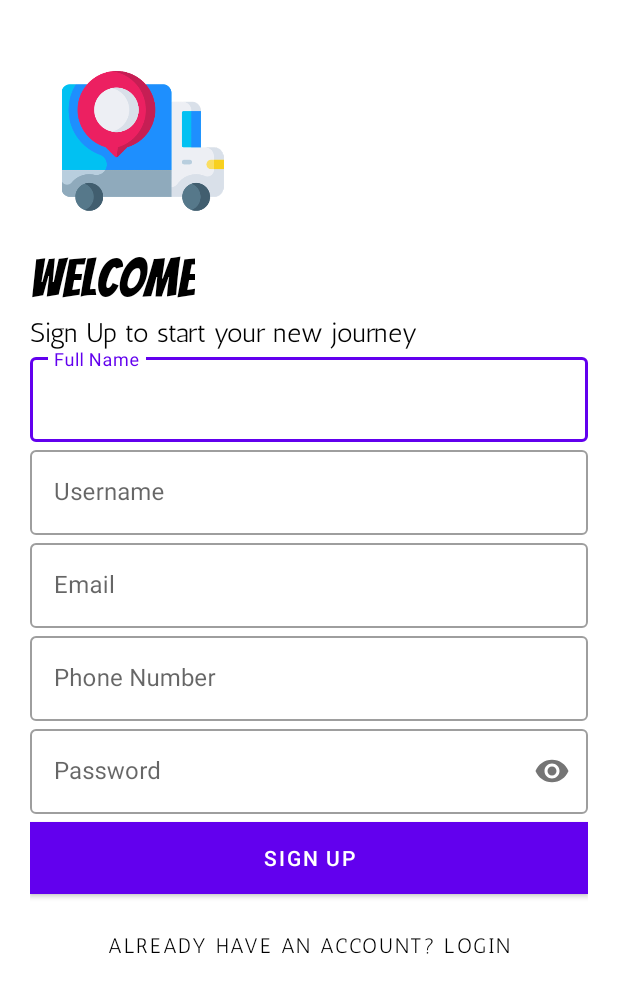
After one commit to eren8204/Track-Now-App, an Android app: the SignupActivity screen opened directly, with no data from a screen before it, on a phone screen of 412 x 824 dp. The commit adds this screen. Shown: the top 993 px of the screen. Run offline under Robolectric (Android 15) with nearby library versions, the phone set to English and light mode, and no system bars.

Commit message:
signup screen design complete

```diff
--- a/app/src/main/AndroidManifest.xml
+++ b/app/src/main/AndroidManifest.xml
@@ -14,7 +14,8 @@
         android:roundIcon="@mipmap/ic_launcher_round"
         android:supportsRtl="true"
         android:theme="@style/Theme.TrackNowDemo">
-        <activity android:name=".LoginActivity"></activity>
+        <activity android:name=".SignupActivity"></activity>
+        <activity android:name=".LoginActivity" />
         <activity android:name=".SplashScreen">
             <intent-filter>
                 <action android:name="android.intent.action.MAIN" />
--- /dev/null
+++ b/app/src/main/java/com/example/tracknowdemo/SignupActivity.java
@@ -0,0 +1,67 @@
+package com.example.tracknowdemo;
+
+import androidx.appcompat.app.AppCompatActivity;
+
+import android.app.ActivityOptions;
+import android.content.Intent;
+import android.os.Bundle;
+import android.util.Pair;
+import android.view.KeyEvent;
+import android.view.View;
+import android.widget.Button;
+import android.widget.ImageView;
+import android.widget.TextView;
+
+import com.google.android.material.textfield.TextInputLayout;
+
+public class SignupActivity extends AppCompatActivity {
+
+    @Override
+    protected void onCreate(Bundle savedInstanceState) {
+        super.onCreate(savedInstanceState);
+        getSupportActionBar().hide();
+        setContentView(R.layout.activity_signup);
+        Button loginButton = findViewById(R.id.loginButton);
+        loginButton.setOnClickListener(new View.OnClickListener() {
+            @Override
+            public void onClick(View v) {
+                signupToLoginScreenTransition();
+            }
+        });
+
+    }
+
+    void signupToLoginScreenTransition() {
+        ImageView image;
+        TextView welcomeText, logo_desc;
+        TextInputLayout username, pass;
+        Button signupButton, loginButton;
+
+        username = findViewById(R.id.username);
+        pass = findViewById(R.id.password);
+        image = findViewById(R.id.logoImage);
+        welcomeText = findViewById(R.id.welcomeText);
+        logo_desc = findViewById(R.id.logo_desc);
+        signupButton = findViewById(R.id.signupButton);
+        loginButton = findViewById(R.id.loginButton);
+
+        Intent intent = new Intent(SignupActivity.this, LoginActivity.class);
+        Pair[] pairs = new Pair[7];
+        pairs[0] = new Pair<View, String>(image, "logo_image");
+        pairs[1] = new Pair<View, String>(welcomeText, "welcomeText");
+        pairs[2] = new Pair<View, String>(logo_desc, "logo_desc");
+        pairs[3] = new Pair<View, String>(username, "username_tran");
+        pairs[4] = new Pair<View, String>(pass, "password_tran");
+        pairs[5] = new Pair<View, String>(loginButton, "button_tran");
+        pairs[6] = new Pair<View, String>(signupButton, "login_signup_tran");
+        ActivityOptions options = ActivityOptions.makeSceneTransitionAnimation(SignupActivity.this, pairs);
+        startActivity(intent, options.toBundle());
+        finish();
+    }
+    @Override
+    public void onBackPressed() {
+        finish();
+    }
+
+
+}
--- /dev/null
+++ b/app/src/main/res/layout/activity_signup.xml
@@ -0,0 +1,156 @@
+<?xml version="1.0" encoding="utf-8"?>
+<LinearLayout xmlns:android="http://schemas.android.com/apk/res/android"
+    xmlns:app="http://schemas.android.com/apk/res-auto"
+    xmlns:tools="http://schemas.android.com/tools"
+    android:layout_width="match_parent"
+    android:layout_height="match_parent"
+    tools:context=".LoginActivity"
+    android:orientation="vertical"
+    android:background="#fff"
+    android:padding="20dp">
+
+
+    <ScrollView
+        android:layout_width="match_parent"
+        android:layout_height="wrap_content">
+
+    <LinearLayout
+        android:layout_width="match_parent"
+        android:layout_height="wrap_content"
+        android:layout_marginTop="20dp"
+        android:layout_marginBottom="20dp"
+        android:orientation="vertical">
+        <ImageView
+            android:id="@+id/logoImage"
+            android:layout_width="150dp"
+            android:layout_height="108dp"
+            android:layout_gravity="left"
+            android:src="@drawable/delivery_truck"
+            android:transitionName="logo_image"
+            />
+        <TextView
+            android:id="@+id/welcomeText"
+            android:layout_width="wrap_content"
+            android:layout_height="wrap_content"
+            android:text="Welcome"
+            android:transitionName="welcomeTextTran"
+            android:textSize="35sp"
+            android:textColor="@color/black"
+            android:fontFamily="@font/bangers"/>
+
+        <TextView
+            android:id="@+id/logo_desc"
+            android:layout_width="wrap_content"
+            android:layout_height="wrap_content"
+            android:fontFamily="@font/antic"
+            android:text="Sign Up to start your new journey"
+            android:textColor="#000000"
+            android:transitionName="logo_desc"
+            android:textSize="18sp" />
+        <com.google.android.material.textfield.TextInputLayout
+            android:id="@+id/fullname"
+            android:layout_width="match_parent"
+            android:layout_height="wrap_content"
+            android:hint="Full Name"
+            style="@style/Widget.MaterialComponents.TextInputLayout.OutlinedBox">
+
+            <com.google.android.material.textfield.TextInputEditText
+                android:layout_width="match_parent"
+                android:layout_height="wrap_content"
+                android:inputType="text"
+                android:textColor="#020202"
+                android:textColorHint="#AEABAB" />
+        </com.google.android.material.textfield.TextInputLayout>
+
+        <com.google.android.material.textfield.TextInputLayout
+            android:id="@+id/username"
+            android:layout_width="match_parent"
+            android:layout_height="wrap_content"
+            android:hint="Username"
+            android:transitionName="username_tran"
+            style="@style/Widget.MaterialComponents.TextInputLayout.OutlinedBox">
+
+            <com.google.android.material.textfield.TextInputEditText
+                android:layout_width="match_parent"
+                android:layout_height="wrap_content"
+                android:inputType="text"
+                android:textColor="#020202"
+                android:textColorHint="#AEABAB" />
+        </com.google.android.material.textfield.TextInputLayout>
+
+        <com.google.android.material.textfield.TextInputLayout
+            android:id="@+id/email"
+            android:layout_width="match_parent"
+            android:layout_height="wrap_content"
+            android:hint="Email"
+            style="@style/Widget.MaterialComponents.TextInputLayout.OutlinedBox">
+
+            <com.google.android.material.textfield.TextInputEditText
+                android:layout_width="match_parent"
+                android:layout_height="wrap_content"
+                android:inputType="text"
+                android:textColor="#020202"
+                android:textColorHint="#AEABAB" />
+        </com.google.android.material.textfield.TextInputLayout>
+
+        <com.google.android.material.textfield.TextInputLayout
+            android:id="@+id/phone"
+            android:layout_width="match_parent"
+            android:layout_height="wrap_content"
+            android:hint="Phone Number"
+            style="@style/Widget.MaterialComponents.TextInputLayout.OutlinedBox">
+
+            <com.google.android.material.textfield.TextInputEditText
+                android:layout_width="match_parent"
+                android:layout_height="wrap_content"
+                android:inputType="text"
+                android:textColor="#020202"
+                android:textColorHint="#AEABAB" />
+        </com.google.android.material.textfield.TextInputLayout>
+
+        <com.google.android.material.textfield.TextInputLayout
+            android:id="@+id/password"
+            android:layout_width="match_parent"
+            android:layout_height="wrap_content"
+            android:hint="Password"
+            app:passwordToggleEnabled="true"
+            android:transitionName="password_tran"
+            style="@style/Widget.MaterialComponents.TextInputLayout.OutlinedBox">
+
+            <com.google.android.material.textfield.TextInputEditText
+                android:layout_width="match_parent"
+                android:layout_height="wrap_content"
+                android:inputType="textPassword"
+                android:textColor="#000000"
+                android:textColorHint="#AAAAAA" />
+        </com.google.android.material.textfield.TextInputLayout>
+
+
+        <Button
+            android:id="@+id/signupButton"
+            android:layout_width="match_parent"
+            android:layout_height="wrap_content"
+            android:layout_marginTop="5dp"
+            android:layout_marginBottom="5dp"
+            android:background="#000"
+            android:text="SIGN UP"
+            android:textColor="#fff"
+            android:transitionName="button_tran" />
+        <Button
+            android:id="@+id/loginButton"
+            android:layout_width="match_parent"
+            android:layout_height="wrap_content"
+            android:background="#00000000"
+            android:layout_gravity="right"
+            android:elevation="0dp"
+            android:layout_margin="5dp"
+            android:text="Already have an account? LOGIN"
+            android:fontFamily="@font/antic"
+            android:transitionName="login_signup_tran"
+            android:textColor="#000"/>
+
+    </LinearLayout>
+    </ScrollView>
+
+
+</LinearLayout>
```
Also changed, not shown: app/src/main/java/com/example/tracknowdemo/LoginActivity.java (+56 -2 lines), app/src/main/java/com/example/tracknowdemo/SplashScreen.java (+4 -4 lines), app/src/main/res/layout/activity_login.xml (+70 -47 lines).
